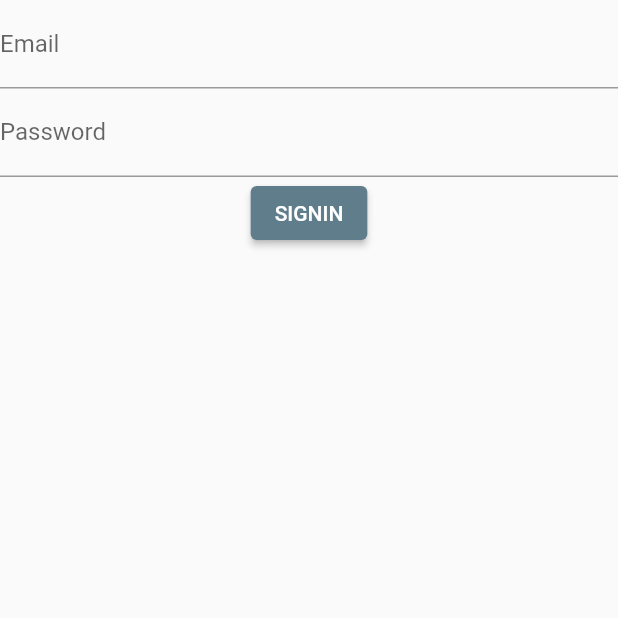
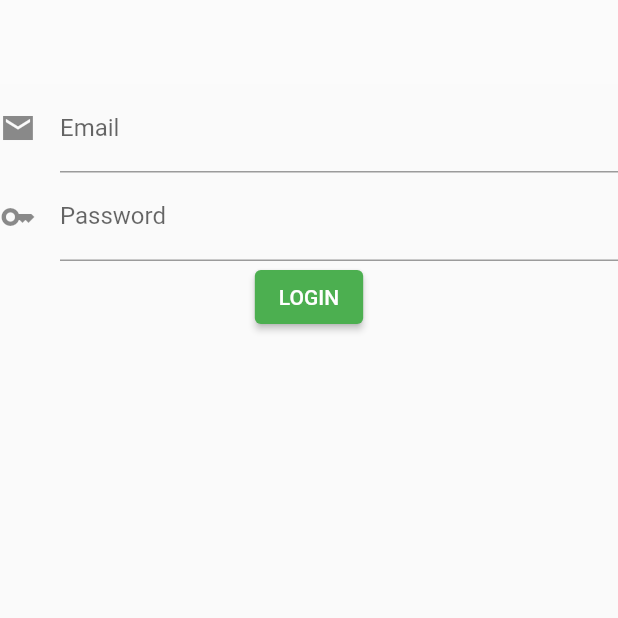
Before and after one commit to Bildad0/UniApp, a Flutter app: the screen it shows after launch, on a phone screen of 412 x 824 dp, the top half of it. Run offline on Flutter 3.47's test engine with Material 2 defaults, Android fonts, the phone set to English and light mode, and no system bars; our stand-ins replace firebase_auth, firebase_core, flutter_spinkit; missing offline and left inert: blurry_modal_progress_hud; accounts and stored records are empty.

Commit message:
login page updates

```diff
--- a/lib/Views/auth.dart
+++ b/lib/Controlers/auth.dart
@@ -14,6 +14,6 @@ class AuthenticationWrapper extends StatelessWidget {
     if (firebaseUser != null) {
       return const HomePage();
     }
-    return LogIn();
+    return const LogIn();
   }
 }
--- a/lib/Views/loginpage.dart
+++ b/lib/Views/loginpage.dart
@@ -1,41 +1,10 @@
 import 'package:flutter/material.dart';
-import 'package:flutter/widgets.dart';
-import 'package:provider/provider.dart';
-import 'package:uniapp/Providers/authservice.dart';
+import 'package:uniapp/widgets/customeform.dart';
 
 class LogIn extends StatelessWidget {
-  final TextEditingController emailcontroler = TextEditingController();
-  final TextEditingController passwordcontroler = TextEditingController();
+  const LogIn({Key? key}) : super(key: key);
   @override
   Widget build(BuildContext context) {
-    return Scaffold(
-      body: Center(
-        child: Column(
-          children: [
-            TextField(
-              controller: emailcontroler,
-              decoration: const InputDecoration(
-                labelText: "Email",
-              ),
-            ),
-            TextField(
-              controller: passwordcontroler,
-              decoration: const InputDecoration(
-                labelText: "Password",
-              ),
-            ),
-            ElevatedButton(
-              onPressed: () {
-                context.read<AuthenticationService>().signIn(
-                      email: emailcontroler.text.trim(),
-                      password: passwordcontroler.text.trim(),
-                    );
-              },
-              child: Text('SignIn'.toUpperCase()),
-            )
-          ],
-        ),
-      ),
-    );
+    return CustomForm();
   }
 }
--- a/lib/main.dart
+++ b/lib/main.dart
@@ -3,7 +3,7 @@ import 'package:firebase_core/firebase_core.dart';
 import 'package:flutter/material.dart';
 import 'package:provider/provider.dart';
 import 'package:uniapp/Providers/authservice.dart';
-import 'package:uniapp/Views/auth.dart';
+import 'package:uniapp/Controlers/auth.dart';
 
 Future<void> main() async {
   WidgetsFlutterBinding.ensureInitialized();
@@ -29,7 +29,7 @@ class MyApp extends StatelessWidget {
         ],
         child: MaterialApp(
           theme: ThemeData(
-              primarySwatch: Colors.blueGrey,
+              primarySwatch: Colors.green,
               visualDensity: VisualDensity.adaptivePlatformDensity),
           home: const AuthenticationWrapper(),
         ));
--- /dev/null
+++ b/lib/widgets/customeform.dart
@@ -0,0 +1,91 @@
+import 'package:blurry_modal_progress_hud/blurry_modal_progress_hud.dart';
+import 'package:flutter/material.dart';
+import 'package:flutter_spinkit/flutter_spinkit.dart';
+import 'package:provider/provider.dart';
+import 'package:uniapp/Providers/authservice.dart';
+
+class CustomForm extends StatefulWidget {
+  CustomForm({super.key});
+  late bool isLoading = false;
+
+  @override
+  CustomFormState createState() {
+    return CustomFormState();
+  }
+}
+
+class CustomFormState extends State<CustomForm> {
+  final _formKey = GlobalKey<FormState>();
+  final TextEditingController emailcontroler = TextEditingController();
+  final TextEditingController passwordcontroler = TextEditingController();
+
+  late bool isLoading = true;
+
+  String? get _errorText {
+    final mailtext = emailcontroler.text;
+    final passtext = passwordcontroler.text;
+    if (passtext.isEmpty || mailtext.isEmpty) {
+      return 'can\'t be empty';
+    } else if (passtext.length < 6) {
+      return 'Password is too short';
+    }
+    return null;
+  }
+
+  @override
+  Widget build(BuildContext context) {
+    return Scaffold(
+      appBar: AppBar(
+        backgroundColor: Colors.white10,
+        elevation: 0,
+      ),
+      body: Column(
+        children: [
+          Form(
+            autovalidateMode: AutovalidateMode.onUserInteraction,
+            child: Column(
+              crossAxisAlignment: CrossAxisAlignment.center,
+              children: [
+                TextFormField(
+                  validator: (value) => _errorText,
+                  controller: emailcontroler,
+                  decoration: const InputDecoration(
+                    labelText: "Email",
+                    icon: Icon(Icons.email_sharp),
+                  ),
+                ),
+                TextFormField(
+                  obscureText: true,
+                  validator: (value) => _errorText,
+                  controller: passwordcontroler,
+                  decoration: const InputDecoration(
+                    labelText: "Password",
+                    icon: Icon(Icons.key_sharp),
+                  ),
+                ),
+              ],
+            ),
+          ),
+          ElevatedButton(
+            onPressed: () async {
+              setState(() {
+                isLoading = true;
+              });
+
+              await Future.delayed(const Duration(seconds: 6), () {
+                setState(() {
+                  isLoading = !isLoading;
+                });
+                context.read<AuthenticationService>().signIn(
+                      email: emailcontroler.text.trim(),
+                      password: passwordcontroler.text.trim(),
+                    );
+              });
+            },
+            child: Text('LogIn'.toUpperCase()),
+          )
+        ],
+      ),
+    );
+  }
+}
--- a/pubspec.yaml
+++ b/pubspec.yaml
@@ -21,6 +21,9 @@ dependencies:
   firebase_auth: ^3.3.19
   provider: ^6.0.3
   flutter_launcher_icons: ^0.9.3
+  loading_animation_widget: ^1.2.0+2
+  blurry_modal_progress_hud: ^1.0.3
+  flutter_spinkit: ^5.1.0
 
 flutter_icons:
  android: true
```
Also changed, not shown: pubspec.lock.
